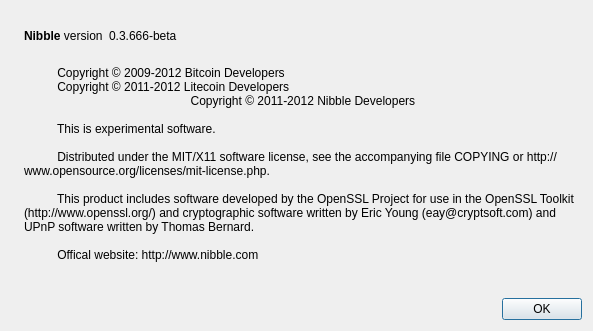
First picture: the form in src/qt/forms/aboutdialog.ui, repository getnibble/nibble, before the edit.
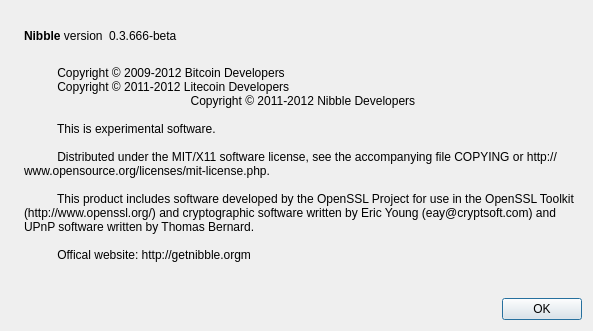
Second picture: the form after the edit. Icons and pictures are not drawn.

Diff of the .ui file:
```diff
--- a/src/qt/forms/aboutdialog.ui
+++ b/src/qt/forms/aboutdialog.ui
@@ -105,7 +105,7 @@
 
           This product includes software developed by the OpenSSL Project for use in the OpenSSL Toolkit (http://www.openssl.org/) and cryptographic software written by Eric Young (eay@cryptsoft.com) and UPnP software written by Thomas Bernard.
 
-          Offical website: http://www.nibble.com
+          Offical website: http://getnibble.orgm
         </string>
        </property>
        <property name="wordWrap">
```
